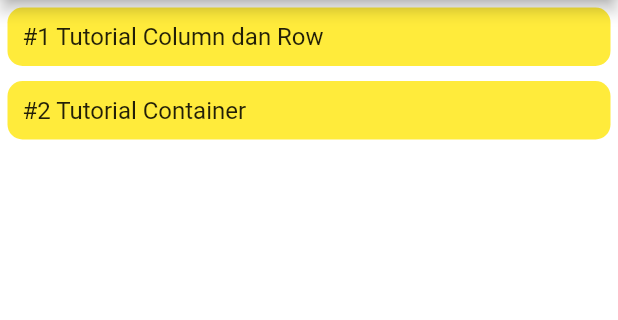
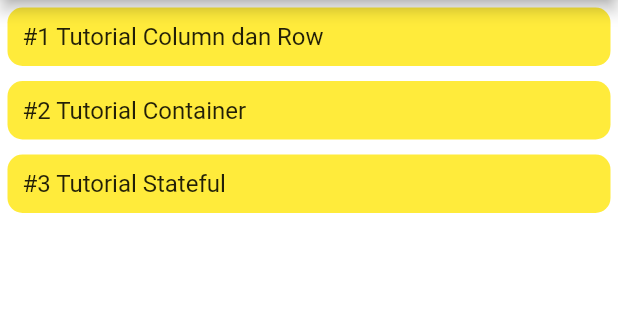
Before and after one commit to syahroel712/tutorial-flutter-pemula, a Flutter app: the screen it shows after launch, on a phone screen of 412 x 824 dp, the part 84-404 px from its top. Run offline on Flutter 3.47's test engine with Material 2 defaults, Android fonts, the phone set to English and light mode, and no system bars.

Commit message:
#3 Stateful

```diff
--- a/lib/main.dart
+++ b/lib/main.dart
@@ -3,6 +3,7 @@ import 'package:flutter/widgets.dart';
 import 'package:flutter_study/pages/home.dart';
 import 'package:flutter_study/pages/1_column_row.dart';
 import 'package:flutter_study/pages/2_container.dart';
+import 'package:flutter_study/pages/3_stateful.dart';
 
 void main() {
   runApp(MyApp());
@@ -13,6 +14,7 @@ class MyApp extends StatelessWidget {
     '/': (_) => HomePage(),
     '/1_column_row': (_) => ColumnRowPage(),
     '/2_container': (_) => ContainerPage(),
+    '/3_stateful': (_) => StatefulPage(),
   };
 
   @override
--- a/lib/pages/home.dart
+++ b/lib/pages/home.dart
@@ -58,6 +58,26 @@ class HomePage extends StatelessWidget {
                       ),
                     ),
                   ),
+                  Container(
+                    margin: EdgeInsets.all(5),
+                    padding: EdgeInsets.all(10),
+                    width: MediaQuery.of(context).size.width,
+                    decoration: BoxDecoration(
+                      borderRadius: BorderRadius.circular(10),
+                      color: Colors.yellow,
+                    ),
+                    child: InkWell(
+                      onTap: () {
+                        Navigator.pushNamed(context, '/3_stateful');
+                      },
+                      child: Text(
+                        '#3 Tutorial Stateful',
+                        style: TextStyle(
+                          fontSize: 16,
+                        ),
+                      ),
+                    ),
+                  ),
                 ],
               ),
             ),
```
Also changed, not shown: lib/pages/3_stateful.dart (added, +46 -0 lines).
